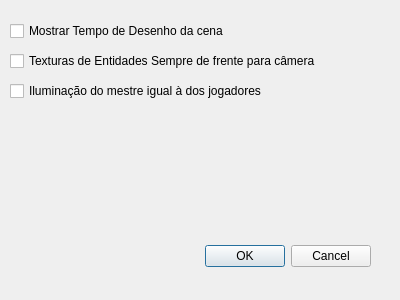
Before: the Qt Designer form ifg/qt/ui/opcoes.ui in matferib/tabuleiro-virtual, drawn with Qt 5.
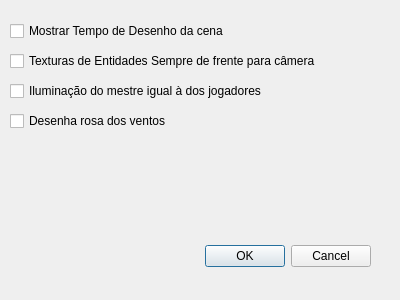
After: the same form once the commit is applied.

Commit message: rosa dos ventos

Diff of the .ui file:
```diff
--- a/ifg/qt/ui/opcoes.ui
+++ b/ifg/qt/ui/opcoes.ui
@@ -68,6 +68,19 @@
     <string>Iluminação do mestre igual à dos jogadores</string>
    </property>
   </widget>
+  <widget class="QCheckBox" name="checkbox_rosa_dos_ventos">
+   <property name="geometry">
+    <rect>
+     <x>10</x>
+     <y>110</y>
+     <width>271</width>
+     <height>22</height>
+    </rect>
+   </property>
+   <property name="text">
+    <string>Desenha rosa dos ventos</string>
+   </property>
+  </widget>
  </widget>
  <resources/>
  <connections>
```
The commit also changes 10 other files.
